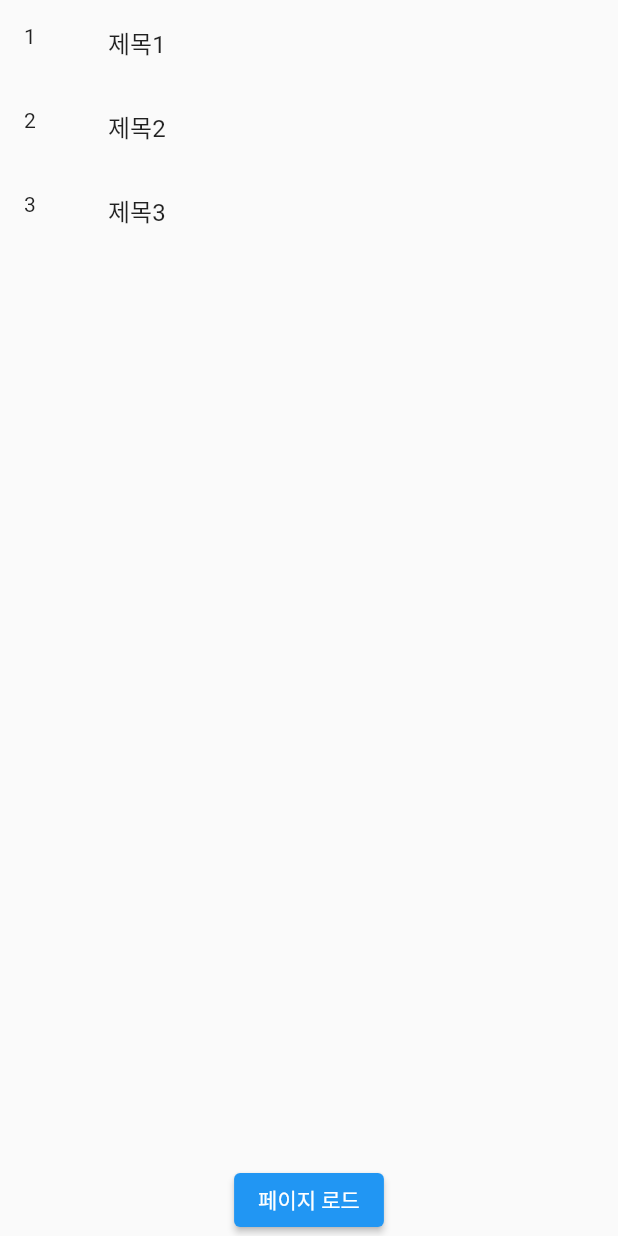
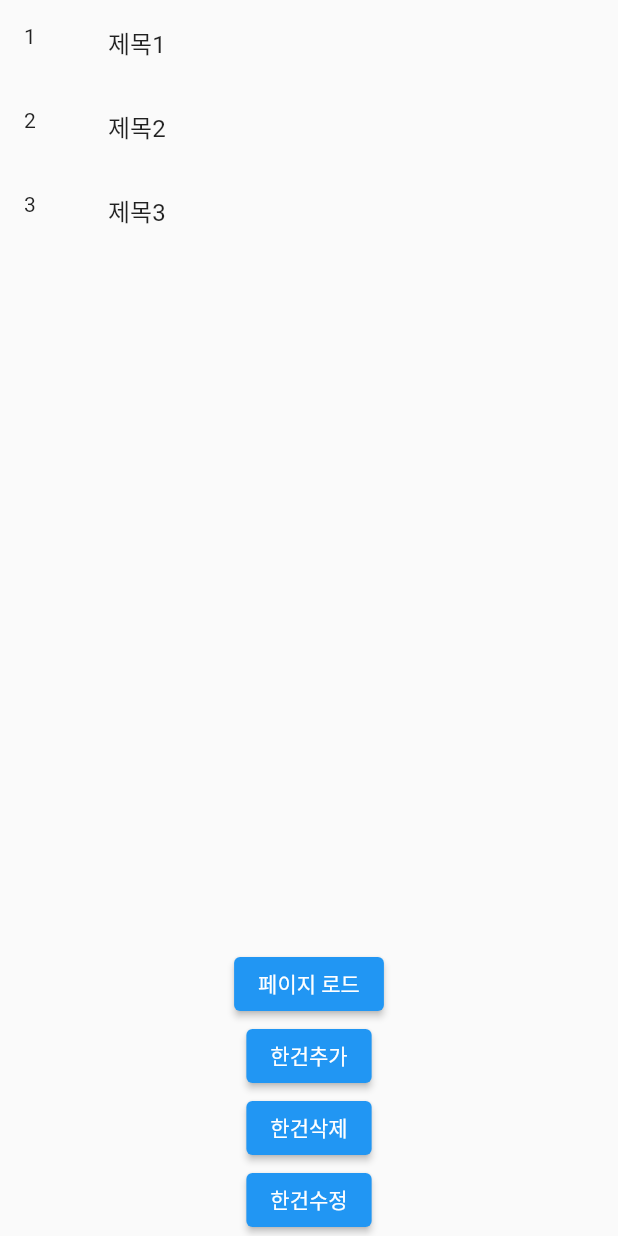
Before and after one commit to jiyeon950510/http_riverpod_study, a Flutter app: the screen it shows after launch, after a tap on "페이지 로드", on a phone screen of 412 x 824 dp. Run offline on Flutter 3.47's test engine with Material 2 defaults, Android fonts, the phone set to English and light mode, and no system bars; our stand-ins replace flutter_riverpod.

Commit message:
http ãCRUD 연습

```diff
--- a/lib/view/pages/post/home/post_home_page.dart
+++ b/lib/view/pages/post/home/post_home_page.dart
@@ -9,7 +9,7 @@ class PostHomePage extends ConsumerWidget {
 
   @override
   Widget build(BuildContext context, WidgetRef ref) {
-    PostController pCon = ref.read(postController);
+    PostController pc = ref.read(postController);
     PostHomePageModel? pm = ref.watch(PostHomePageProvider);
 
     return Scaffold(
@@ -21,9 +21,27 @@ class PostHomePage extends ConsumerWidget {
                   : buildListView([])),
           ElevatedButton(
             onPressed: () {
-              pCon.findPosts();
+              pc.findPosts();
             },
             child: Text("페이지 로드"),
+          ),
+          ElevatedButton(
+            onPressed: () {
+              pc.addPost("제목 4");
+            },
+            child: Text("한건추가"),
+          ),
+          ElevatedButton(
+            onPressed: () {
+              pc.removePost(1);
+            },
+            child: Text("한건삭제"),
+          ),
+          ElevatedButton(
+            onPressed: () {
+              pc.updatePost(Post(id:2, title: "제목하하"));
+            },
+            child: Text("한건수정"),
           ),
         ],
       ),
```
Also changed, not shown: lib/controller/post_controller.dart (+15 -0 lines), lib/model/post/post_repository.dart (+15 -3 lines), lib/view/pages/post/home/post_home_page_view_model.dart (+24 -0 lines).
